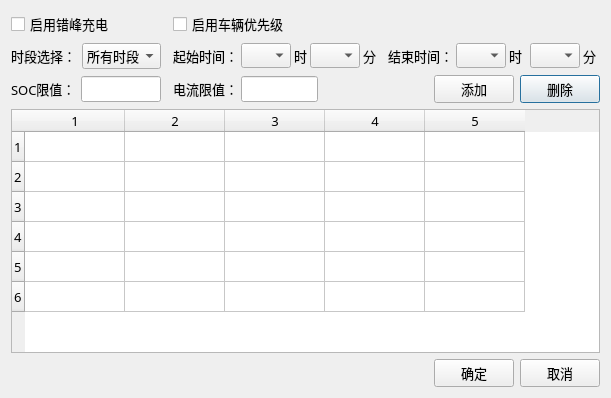
The window that ConfigTool/cfcddlg.ui (wwkl3385/configTool_BY_QT) describes before a commit, drawn with Qt 5.
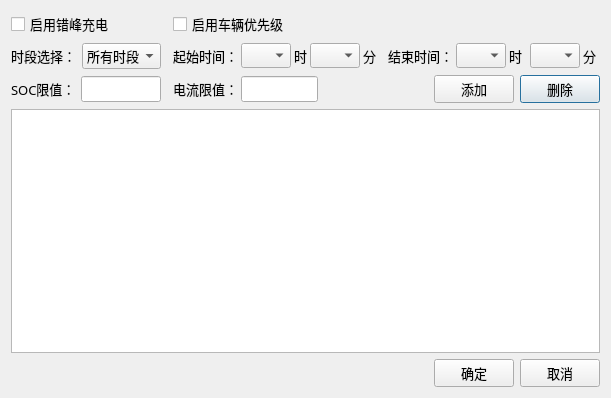
The same window after the commit.

Commit message: 错峰充电界面处理

Patch:
```diff
--- a/ConfigTool/cfcddlg.ui
+++ b/ConfigTool/cfcddlg.ui
@@ -71,10 +71,10 @@
    <item row="3" column="0" colspan="7">
     <widget class="QTableWidget" name="CFCDTableWidget">
      <property name="rowCount">
-      <number>6</number>
+      <number>0</number>
      </property>
      <property name="columnCount">
-      <number>5</number>
+      <number>0</number>
      </property>
      <attribute name="horizontalHeaderVisible">
       <bool>true</bool>
@@ -94,17 +94,6 @@
      <attribute name="verticalHeaderDefaultSectionSize">
       <number>30</number>
      </attribute>
-     <row/>
-     <row/>
-     <row/>
-     <row/>
-     <row/>
-     <row/>
-     <column/>
-     <column/>
-     <column/>
-     <column/>
-     <column/>
     </widget>
    </item>
    <item row="2" column="5">
```
Left out of the diff: 9 changed lines with no effect on the pictures. The commit also changes 4 other files.
